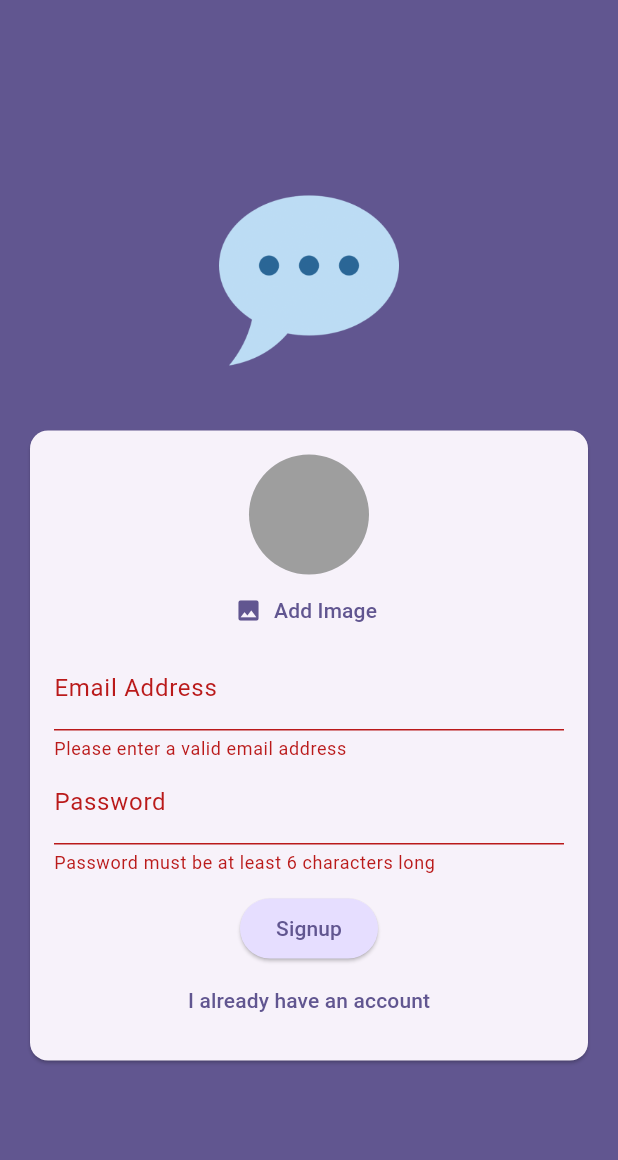
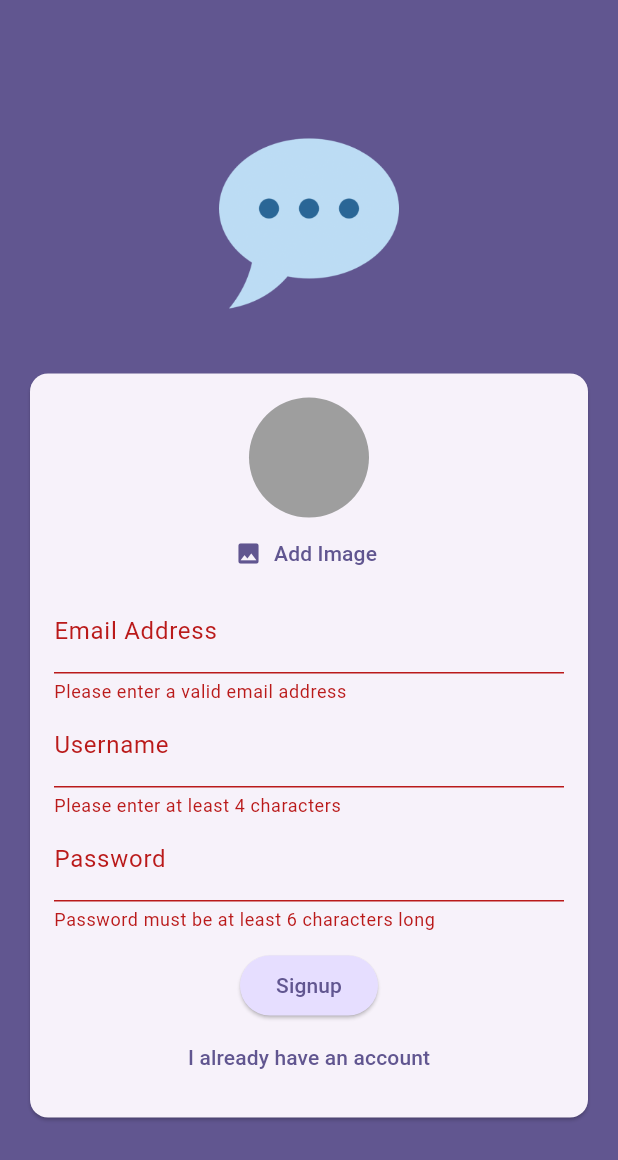
Before and after one commit to Matheus-IT/flutter_chat_app, a Flutter app: the screen it shows after launch, after a tap on "Signup", on a phone screen of 412 x 824 dp. Shown: the top 1160 px of the screen. Run offline on Flutter 3.47's test engine with Material 3 defaults, Android fonts, the phone set to English and light mode, and no system bars; our stand-ins replace cloud_firestore, firebase_auth, firebase_core, firebase_storage, image_picker; accounts and stored records are empty.

Commit message:
Sending entered username

```diff
--- a/lib/screens/auth.dart
+++ b/lib/screens/auth.dart
@@ -20,6 +20,7 @@ class _AuthScreenState extends State<AuthScreen> {
   String _enteredPassword = '';
   File? _selectedImage;
   bool _isLoadingAuthentication = false;
+  String _enteredUsername = '';
 
   void _submit() async {
     final isValid = _formKey.currentState!.validate();
@@ -62,7 +63,7 @@ class _AuthScreenState extends State<AuthScreen> {
         final imageUrl = await storageRef.getDownloadURL();
         print('\nimage url $imageUrl');
         await FirebaseFirestore.instance.collection('users').doc(userCredentials.user!.uid).set({
-          'username': 'to be done...',
+          'username': _enteredUsername,
           'email': _enteredEmail,
           'image_url': imageUrl,
         });
@@ -132,6 +133,20 @@ class _AuthScreenState extends State<AuthScreen> {
                             },
                           ),
                           TextFormField(
+                            decoration: const InputDecoration(labelText: 'Username'),
+                            enableSuggestions: false,
+                            validator: (value) {
+                              if (value == null || value.isEmpty || value.trim().length < 4) {
+                                return 'Please enter at least 4 characters';
+                              }
+                              return null;
+                            },
+                            onSaved: (newValue) {
+                              _enteredUsername = newValue!;
+                            },
+                          ),
+                          if (!_isLogin)
+                            TextFormField(
                               decoration: const InputDecoration(
                                 labelText: 'Password',
                               ),
```
Lines whose indentation alone changed are shown as unchanged.
